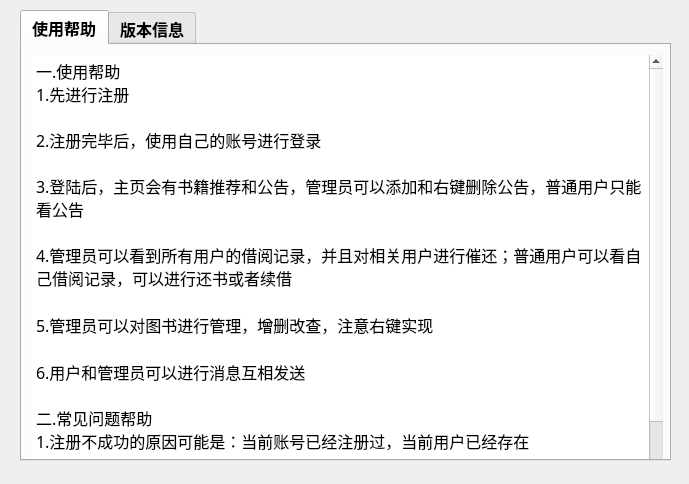
Old version of the form Trip_Memory/ui/about_window.ui in the repository musuwer/Program_Final_Assignment.
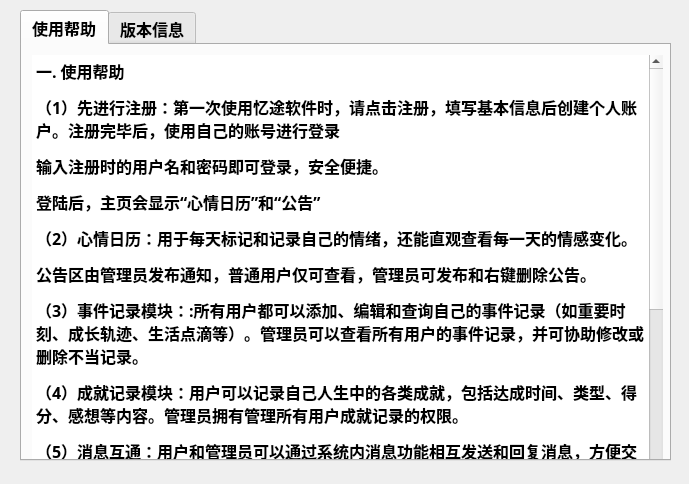
New version of the form. The open tabs and pages were chosen to show the change.

Commit message:
将文件名称往亿途软件上进行更改“
git commit -m 将文件名称往亿途软件上进行更改“

Diff of the .ui file:
```diff
--- a/Trip_Memory/ui/about_window.ui
+++ b/Trip_Memory/ui/about_window.ui
@@ -32,7 +32,6 @@
     <font>
      <family>宋体</family>
      <pointsize>12</pointsize>
-     <weight>75</weight>
      <bold>true</bold>
     </font>
    </property>
@@ -63,21 +62,30 @@
      </property>
      <property name="html">
       <string>&lt;!DOCTYPE HTML PUBLIC &quot;-//W3C//DTD HTML 4.0//EN&quot; &quot;http://www.w3.org/TR/REC-html40/strict.dtd&quot;&gt;
-&lt;html&gt;&lt;head&gt;&lt;meta name=&quot;qrichtext&quot; content=&quot;1&quot; /&gt;&lt;style type=&quot;text/css&quot;&gt;
+&lt;html&gt;&lt;head&gt;&lt;meta name=&quot;qrichtext&quot; content=&quot;1&quot; /&gt;&lt;meta charset=&quot;utf-8&quot; /&gt;&lt;style type=&quot;text/css&quot;&gt;
 p, li { white-space: pre-wrap; }
-&lt;/style&gt;&lt;/head&gt;&lt;body style=&quot; font-family:'宋体'; font-size:12pt; font-weight:600; font-style:normal;&quot;&gt;
-&lt;p style=&quot; margin-top:0px; margin-bottom:0px; margin-left:0px; margin-right:0px; -qt-block-indent:0; text-indent:0px;&quot;&gt;&lt;span style=&quot; font-family:'SimSun'; font-weight:400;&quot;&gt;一.使用帮助&lt;br /&gt;1.先进行注册&lt;/span&gt;&lt;/p&gt;
-&lt;p style=&quot; margin-top:0px; margin-bottom:0px; margin-left:0px; margin-right:0px; -qt-block-indent:0; text-indent:0px;&quot;&gt;&lt;span style=&quot; font-family:'SimSun'; font-weight:400;&quot;&gt;&lt;br /&gt;2.注册完毕后，使用自己的账号进行登录&lt;/span&gt;&lt;/p&gt;
-&lt;p style=&quot; margin-top:0px; margin-bottom:0px; margin-left:0px; margin-right:0px; -qt-block-indent:0; text-indent:0px;&quot;&gt;&lt;span style=&quot; font-family:'SimSun'; font-weight:400;&quot;&gt;&lt;br /&gt;3.登陆后，主页会有书籍推荐和公告，管理员可以添加和右键删除公告，普通用户只能看公告&lt;/span&gt;&lt;/p&gt;
-&lt;p style=&quot; margin-top:0px; margin-bottom:0px; margin-left:0px; margin-right:0px; -qt-block-indent:0; text-indent:0px;&quot;&gt;&lt;span style=&quot; font-family:'SimSun'; font-weight:400;&quot;&gt;&lt;br /&gt;4.管理员可以看到所有用户的借阅记录，并且对相关用户进行催还；普通用户可以看自己借阅记录，可以进行还书或者续借&lt;/span&gt;&lt;/p&gt;
-&lt;p style=&quot;-qt-paragraph-type:empty; margin-top:0px; margin-bottom:0px; margin-left:0px; margin-right:0px; -qt-block-indent:0; text-indent:0px; font-family:'SimSun'; font-weight:400;&quot;&gt;&lt;br /&gt;&lt;/p&gt;
-&lt;p style=&quot; margin-top:0px; margin-bottom:0px; margin-left:0px; margin-right:0px; -qt-block-indent:0; text-indent:0px;&quot;&gt;&lt;span style=&quot; font-family:'SimSun'; font-weight:400;&quot;&gt;5.管理员可以对图书进行管理，增删改查，注意右键实现&lt;/span&gt;&lt;/p&gt;
-&lt;p style=&quot;-qt-paragraph-type:empty; margin-top:0px; margin-bottom:0px; margin-left:0px; margin-right:0px; -qt-block-indent:0; text-indent:0px; font-family:'SimSun'; font-weight:400;&quot;&gt;&lt;br /&gt;&lt;/p&gt;
-&lt;p style=&quot; margin-top:0px; margin-bottom:0px; margin-left:0px; margin-right:0px; -qt-block-indent:0; text-indent:0px;&quot;&gt;&lt;span style=&quot; font-family:'SimSun'; font-weight:400;&quot;&gt;6.用户和管理员可以进行消息互相发送&lt;br /&gt;&lt;/span&gt;&lt;/p&gt;
-&lt;p align=&quot;justify&quot; style=&quot; margin-top:0px; margin-bottom:0px; margin-left:0px; margin-right:0px; -qt-block-indent:0; text-indent:0px;&quot;&gt;&lt;span style=&quot; font-family:'SimSun'; font-weight:400;&quot;&gt;二.常见问题帮助&lt;br /&gt;1.注册不成功的原因可能是：当前账号已经注册过，当前用户已经存在&lt;/span&gt;&lt;/p&gt;
-&lt;p align=&quot;justify&quot; style=&quot; margin-top:0px; margin-bottom:0px; margin-left:0px; margin-right:0px; -qt-block-indent:0; text-indent:0px;&quot;&gt;&lt;span style=&quot; font-family:'SimSun'; font-weight:400;&quot;&gt;&lt;br /&gt;2.登陆不成功的原因可能是：当前用户不存在，当前用户名与密码不匹配&lt;/span&gt;&lt;/p&gt;
-&lt;p align=&quot;justify&quot; style=&quot; margin-top:0px; margin-bottom:0px; margin-left:0px; margin-right:0px; -qt-block-indent:0; text-indent:0px;&quot;&gt;&lt;span style=&quot; font-family:'SimSun'; font-weight:400;&quot;&gt;&lt;br /&gt;3.添加不成功的原因可能是：该图书已存在&lt;/span&gt;&lt;/p&gt;
-&lt;p align=&quot;justify&quot; style=&quot;-qt-paragraph-type:empty; margin-top:0px; margin-bottom:0px; margin-left:0px; margin-right:0px; -qt-block-indent:0; text-indent:0px; font-family:'SimSun'; font-weight:400;&quot;&gt;&lt;br /&gt;&lt;/p&gt;&lt;/body&gt;&lt;/html&gt;</string>
+hr { height: 1px; border-width: 0; }
+li.unchecked::marker { content: &quot;\2610&quot;; }
+li.checked::marker { content: &quot;\2612&quot;; }
+&lt;/style&gt;&lt;/head&gt;&lt;body style=&quot; font-family:'宋体'; font-size:12pt; font-weight:700; font-style:normal;&quot;&gt;
+&lt;p style=&quot; margin-top:12px; margin-bottom:12px; margin-left:0px; margin-right:0px; -qt-block-indent:0; text-indent:0px;&quot;&gt;一. 使用帮助 &lt;/p&gt;
+&lt;p style=&quot; margin-top:12px; margin-bottom:12px; margin-left:0px; margin-right:0px; -qt-block-indent:0; text-indent:0px;&quot;&gt;（1）先进行注册：第一次使用忆途软件时，请点击注册，填写基本信息后创建个人账户。注册完毕后，使用自己的账号进行登录 &lt;/p&gt;
+&lt;p style=&quot; margin-top:12px; margin-bottom:12px; margin-left:0px; margin-right:0px; -qt-block-indent:0; text-indent:0px;&quot;&gt;输入注册时的用户名和密码即可登录，安全便捷。 &lt;/p&gt;
+&lt;p style=&quot; margin-top:12px; margin-bottom:12px; margin-left:0px; margin-right:0px; -qt-block-indent:0; text-indent:0px;&quot;&gt;登陆后，主页会显示“心情日历”和“公告” &lt;/p&gt;
+&lt;p style=&quot; margin-top:12px; margin-bottom:12px; margin-left:0px; margin-right:0px; -qt-block-indent:0; text-indent:0px;&quot;&gt;（2）心情日历：用于每天标记和记录自己的情绪，还能直观查看每一天的情感变化。 &lt;/p&gt;
+&lt;p style=&quot; margin-top:12px; margin-bottom:12px; margin-left:0px; margin-right:0px; -qt-block-indent:0; text-indent:0px;&quot;&gt;公告区由管理员发布通知，普通用户仅可查看，管理员可发布和右键删除公告。 &lt;/p&gt;
+&lt;p style=&quot; margin-top:12px; margin-bottom:12px; margin-left:0px; margin-right:0px; -qt-block-indent:0; text-indent:0px;&quot;&gt;（3）事件记录模块：:所有用户都可以添加、编辑和查询自己的事件记录（如重要时刻、成长轨迹、生活点滴等）。管理员可以查看所有用户的事件记录，并可协助修改或删除不当记录。 &lt;/p&gt;
+&lt;p style=&quot; margin-top:12px; margin-bottom:12px; margin-left:0px; margin-right:0px; -qt-block-indent:0; text-indent:0px;&quot;&gt;（4）成就记录模块：用户可以记录自己人生中的各类成就，包括达成时间、类型、得分、感想等内容。管理员拥有管理所有用户成就记录的权限。 &lt;/p&gt;
+&lt;p style=&quot; margin-top:12px; margin-bottom:12px; margin-left:0px; margin-right:0px; -qt-block-indent:0; text-indent:0px;&quot;&gt;（5）消息互通：用户和管理员可以通过系统内消息功能相互发送和回复消息，方便交流和反馈。 &lt;/p&gt;
+&lt;p style=&quot; margin-top:12px; margin-bottom:12px; margin-left:0px; margin-right:0px; -qt-block-indent:0; text-indent:0px;&quot;&gt;  &lt;/p&gt;
+&lt;p style=&quot; margin-top:12px; margin-bottom:12px; margin-left:0px; margin-right:0px; -qt-block-indent:0; text-indent:0px;&quot;&gt;二. 常见问题帮助 &lt;/p&gt;
+&lt;p style=&quot; margin-top:12px; margin-bottom:12px; margin-left:0px; margin-right:0px; -qt-block-indent:0; text-indent:0px;&quot;&gt;（1）注册不成功的原因可能是： &lt;/p&gt;
+&lt;p style=&quot; margin-top:12px; margin-bottom:12px; margin-left:0px; margin-right:0px; -qt-block-indent:0; text-indent:0px;&quot;&gt;1.当前用户名已被注册 &lt;/p&gt;
+&lt;p style=&quot; margin-top:12px; margin-bottom:12px; margin-left:0px; margin-right:0px; -qt-block-indent:0; text-indent:0px;&quot;&gt;2.账号信息填写不完整或格式有误 &lt;/p&gt;
+&lt;p style=&quot; margin-top:12px; margin-bottom:12px; margin-left:0px; margin-right:0px; -qt-block-indent:0; text-indent:0px;&quot;&gt;（2）登录不成功的原因可能是： &lt;/p&gt;
+&lt;p style=&quot; margin-top:12px; margin-bottom:12px; margin-left:0px; margin-right:0px; -qt-block-indent:0; text-indent:0px;&quot;&gt;1.当前用户不存在 &lt;/p&gt;
+&lt;p style=&quot; margin-top:12px; margin-bottom:12px; margin-left:0px; margin-right:0px; -qt-block-indent:0; text-indent:0px;&quot;&gt;2.用户名与密码不匹配 &lt;/p&gt;
+&lt;p style=&quot; margin-top:12px; margin-bottom:12px; margin-left:0px; margin-right:0px; -qt-block-indent:0; text-indent:0px;&quot;&gt;3.账号被冻结或被禁用 &lt;/p&gt;&lt;/body&gt;&lt;/html&gt;</string>
      </property>
     </widget>
    </widget>
```
Left out of the diff: 13 changed lines with no effect on the pictures. The commit also changes 59 other files.
